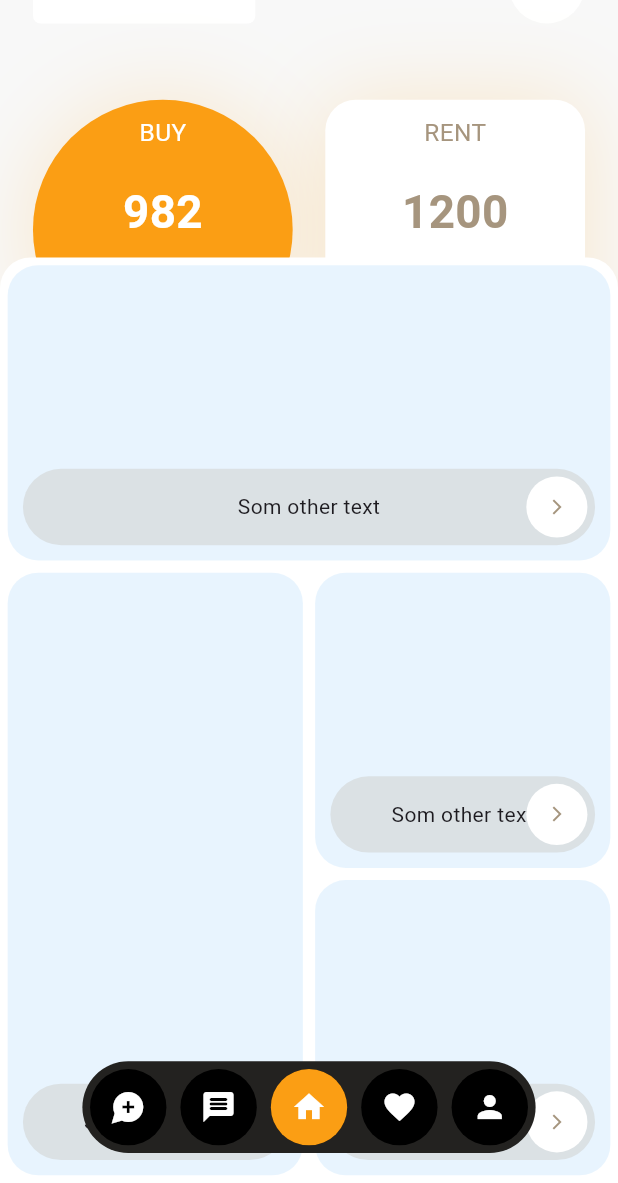
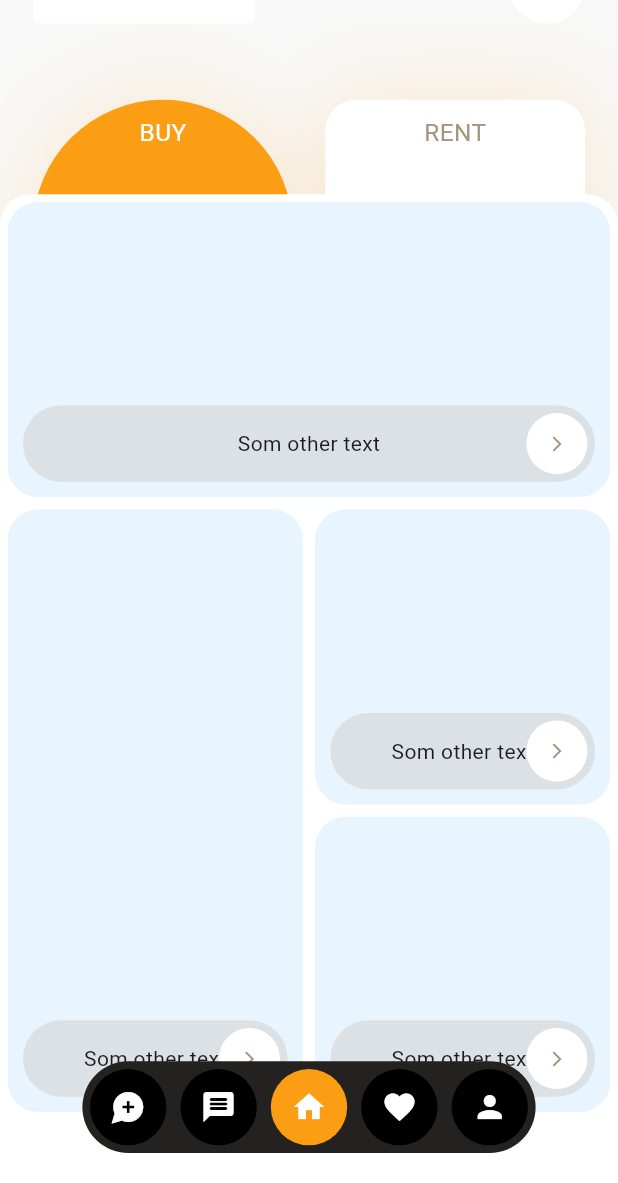
Before and after one commit to Enri-code/real-estate-app, a Flutter app: the screen it shows after launch, on a phone screen of 412 x 824 dp, the part 53-1236 px from its top. Run offline on Flutter 3.47's test engine with Material 3 defaults, Android fonts, the phone set to English and light mode, and no system bars; our stand-ins replace bloc, equatable, flutter_screenutil, google_maps_flutter.

Commit message:
modify the modify animation delays

```diff
--- a/lib/src/features/dashboard/presentation/pages/dashboard_page.dart
+++ b/lib/src/features/dashboard/presentation/pages/dashboard_page.dart
@@ -19,7 +19,7 @@ class _DashboardPageState extends State<DashboardPage>
   late Animation animation;
 
   final Duration pageFadeDuration = const Duration(milliseconds: 1000);
-  final Duration navbarDuration = const Duration(milliseconds: 1000);
+  final Duration navbarDuration = const Duration(milliseconds: 300);
   final Duration navbarDelay = const Duration(seconds: 3);
 
   int tabIndex = 2;
@@ -31,7 +31,12 @@ class _DashboardPageState extends State<DashboardPage>
       duration: navbarDuration,
       vsync: this,
     );
-    animation = Tween<double>(begin: -10.0, end: 20.0).animate(controller);
+    animation = Tween<double>(begin: -100.0, end: 20.0).animate(
+      CurvedAnimation(
+        parent: controller,
+        curve: Curves.easeInCubic,
+      ),
+    );
     WidgetsBinding.instance.addPostFrameCallback((_) {
       showNavbar();
     });
--- a/lib/src/features/home/presentation/pages/home_page.dart
+++ b/lib/src/features/home/presentation/pages/home_page.dart
@@ -5,7 +5,6 @@ import 'package:real_estate_app/src/features/home/presentation/widgets/home_list
 import 'package:real_estate_app/src/features/home/presentation/widgets/location_widget.dart';
 import 'package:real_estate_app/src/features/home/presentation/widgets/rent_amount_widget.dart';
 import 'package:real_estate_app/src/features/home/presentation/widgets/user_profile_widget.dart';
-import 'package:real_estate_app/src/styles/app_color.dart';
 
 class HomePage extends StatelessWidget {
   const HomePage({super.key});
@@ -53,13 +52,14 @@ class HomePage extends StatelessWidget {
               ),
             ),
           ),
-          Positioned(
-            bottom: 0,
-            left: 0,
-            right: 0,
-            // height: 0.7.sh,
-            child: HomeListingWidget(),
-          ),
+          HomeListingWidget(),
+          // Positioned(
+          //   bottom: 0,
+          //   left: 0,
+          //   right: 0,
+          //   // height: 0.7.sh,
+          //   child: HomeListingWidget(),
+          // ),
         ],
       ),
     );
--- a/lib/src/features/home/presentation/widgets/buy_amount_widget.dart
+++ b/lib/src/features/home/presentation/widgets/buy_amount_widget.dart
@@ -36,7 +36,7 @@ class _BuyAmountWidgetState extends State<BuyAmountWidget>
 
     WidgetsBinding.instance.addPostFrameCallback((_) {
       Future.delayed(
-        const Duration(seconds: 2),
+        const Duration(milliseconds: 800),
       ).then(
         (_) {
           controller.forward();
--- a/lib/src/features/home/presentation/widgets/home_listing_widget.dart
+++ b/lib/src/features/home/presentation/widgets/home_listing_widget.dart
@@ -3,14 +3,54 @@ import 'package:flutter_screenutil/flutter_screenutil.dart';
 import 'package:flutter_staggered_grid_view/flutter_staggered_grid_view.dart';
 import 'package:real_estate_app/src/features/home/presentation/widgets/listing_grid_tile.dart';
 
-class HomeListingWidget extends StatelessWidget {
+class HomeListingWidget extends StatefulWidget {
   const HomeListingWidget({
     super.key,
   });
 
   @override
+  State<HomeListingWidget> createState() => _HomeListingWidgetState();
+}
+
+class _HomeListingWidgetState extends State<HomeListingWidget>
+    with SingleTickerProviderStateMixin {
+  AnimationController? controller;
+  late Animation slideAnimation;
+
+  @override
+  void initState() {
+    super.initState();
+    controller = AnimationController(
+      vsync: this,
+      duration: const Duration(milliseconds: 600),
+    );
+
+    slideAnimation = Tween(begin: 0.0, end: 1.0).animate(controller!);
+
+    WidgetsBinding.instance.addPostFrameCallback((_) {
+      Future.delayed(const Duration(milliseconds: 1800)).then((_) {
+        controller?.forward();
+      });
+    });
+  }
+
+  @override
+  void dispose() {
+    controller?.dispose();
+    super.dispose();
+  }
+
+  @override
   Widget build(BuildContext context) {
-    return Container(
+    return AnimatedBuilder(
+        animation: slideAnimation,
+        builder: (context, child) {
+          return Positioned(
+            bottom: 0,
+            left: 0,
+            right: 0,
+            height: 0.8.sh * slideAnimation.value,
+            child: Container(
               padding: EdgeInsets.all(5.r),
               decoration: BoxDecoration(
                 color: Colors.white,
@@ -26,7 +66,9 @@ class HomeListingWidget extends StatelessWidget {
                   return gridTile(index);
                 }),
               ),
+            ),
           );
+        });
   }
 
   Widget gridTile(int index) {
--- a/lib/src/features/home/presentation/widgets/location_widget.dart
+++ b/lib/src/features/home/presentation/widgets/location_widget.dart
@@ -27,7 +27,7 @@ class _LocationWidgetState extends State<LocationWidget>
 
     WidgetsBinding.instance.addPostFrameCallback((_) {
       Future.delayed(
-        const Duration(seconds: 2),
+        const Duration(milliseconds: 800),
       ).then(
         (_) {
           controller.forward();
--- a/lib/src/features/home/presentation/widgets/rent_amount_widget.dart
+++ b/lib/src/features/home/presentation/widgets/rent_amount_widget.dart
@@ -36,7 +36,7 @@ class _RentAmountWidgetState extends State<RentAmountWidget>
 
     WidgetsBinding.instance.addPostFrameCallback((_) {
       Future.delayed(
-        const Duration(seconds: 2),
+        const Duration(milliseconds: 800),
       ).then(
         (_) {
           controller.forward();
--- a/lib/src/features/home/presentation/widgets/user_profile_widget.dart
+++ b/lib/src/features/home/presentation/widgets/user_profile_widget.dart
@@ -27,7 +27,7 @@ class _UserProfileWidgetState extends State<UserProfileWidget>
 
     WidgetsBinding.instance.addPostFrameCallback((_) {
       Future.delayed(
-        const Duration(seconds: 2),
+        const Duration(milliseconds: 800),
       ).then(
         (_) {
           controller.forward();
```
Lines whose indentation alone changed are shown as unchanged.
